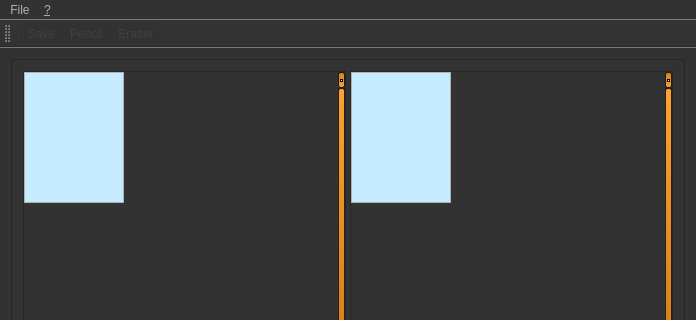
Before: the Qt Designer form mainwindow.ui in Thejuster/Mappy, drawn with Qt 5; both pictures show x 0 to 696 and y 0 to 320 of the 696 by 644 pixel window.
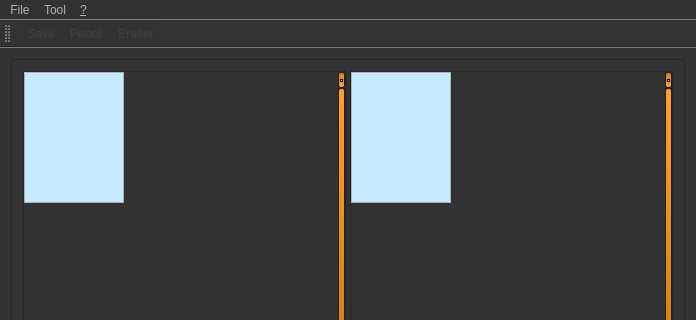
After: the same form once the commit is applied. Icons and pictures are not drawn. Custom widgets are drawn as their Qt base class.

Patch:
```diff
--- a/mainwindow.ui
+++ b/mainwindow.ui
@@ -655,7 +655,14 @@
     </property>
     <addaction name="actionAbout"/>
    </widget>
+   <widget class="QMenu" name="menuTool">
+    <property name="title">
+     <string>Tool</string>
+    </property>
+    <addaction name="actionExport_to_JSON"/>
+   </widget>
    <addaction name="menuFIle"/>
+   <addaction name="menuTool"/>
    <addaction name="menu"/>
   </widget>
   <widget class="QToolBar" name="mainToolBar">
```
Left out of the diff: 7 changed lines with no effect on the pictures.
